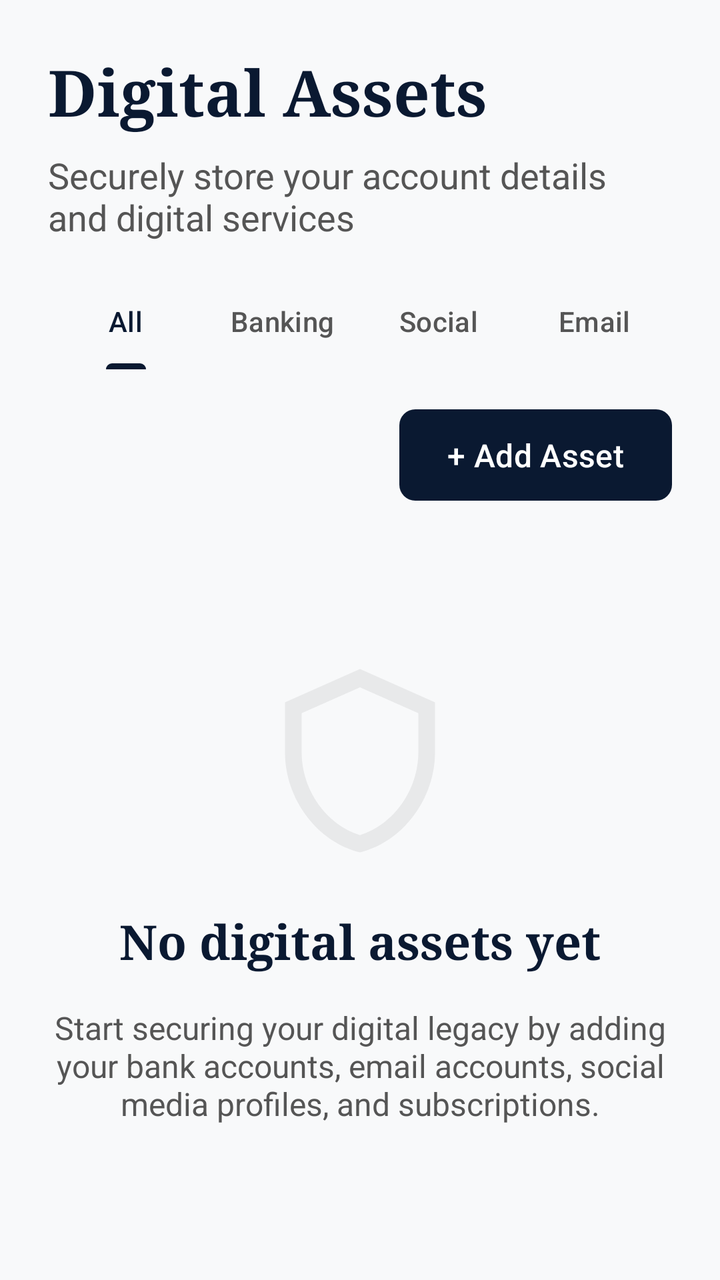
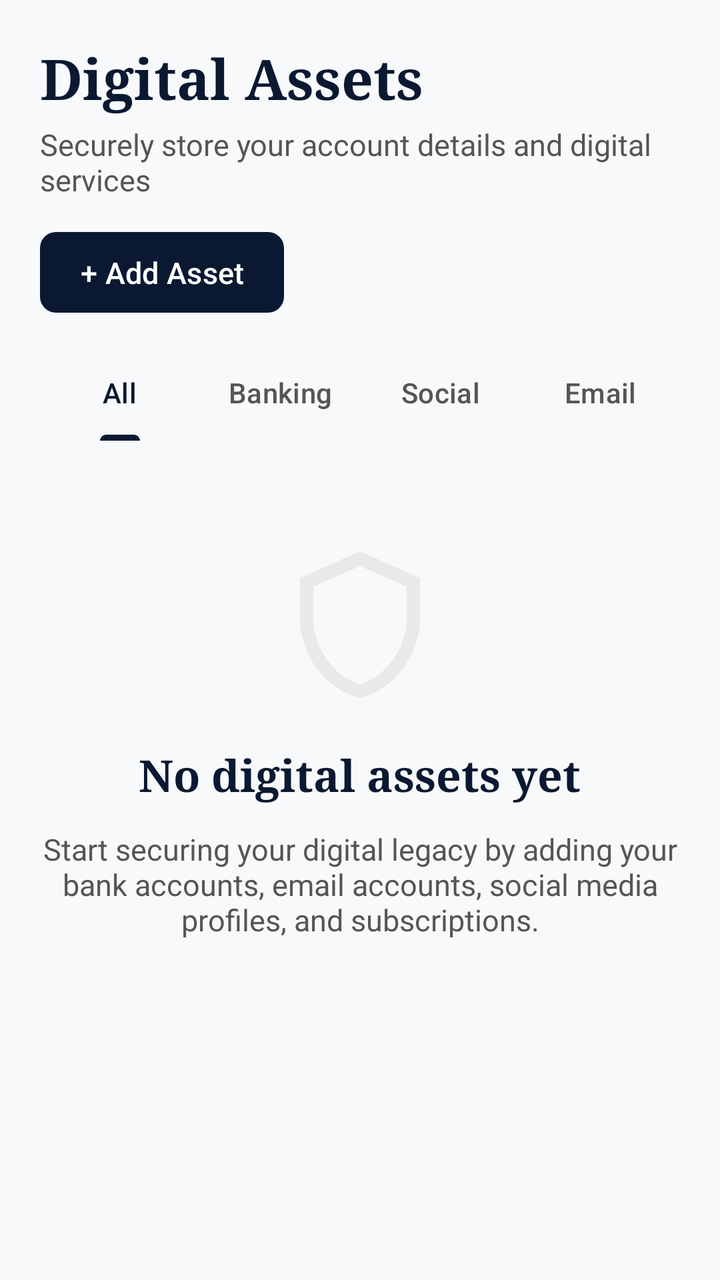

An Android layout rendered at two revisions. The XML below is the earlier revision; the diff shows what the commit changed to produce the second picture.
<!-- AndroidManifest.xml: application theme Theme.LegacyVaultSystem -->
<!-- res/layout/fragment_assets.xml -->
<?xml version="1.0" encoding="utf-8"?>
<androidx.constraintlayout.widget.ConstraintLayout xmlns:android="http://schemas.android.com/apk/res/android"
    xmlns:app="http://schemas.android.com/apk/res-auto"
    android:layout_width="match_parent"
    android:layout_height="match_parent"
    android:background="@color/background_light"
    android:padding="24dp">

    <TextView
        android:id="@+id/tv_title"
        android:layout_width="wrap_content"
        android:layout_height="wrap_content"
        android:fontFamily="serif"
        android:text="Digital Assets"
        android:textColor="@color/primary_dark_blue"
        android:textSize="32sp"
        android:textStyle="bold"
        app:layout_constraintStart_toStartOf="parent"
        app:layout_constraintTop_toTopOf="parent" />

    <TextView
        android:id="@+id/tv_subtitle"
        android:layout_width="match_parent"
        android:layout_height="wrap_content"
        android:layout_marginTop="8dp"
        android:text="Securely store your account details and digital services"
        android:textColor="@color/text_secondary"
        android:textSize="18sp"
        app:layout_constraintTop_toBottomOf="@id/tv_title" />

    <com.google.android.material.tabs.TabLayout
        android:id="@+id/tab_layout"
        android:layout_width="match_parent"
        android:layout_height="wrap_content"
        android:layout_marginTop="16dp"
        android:background="@android:color/transparent"
        app:layout_constraintTop_toBottomOf="@id/tv_subtitle"
        app:tabGravity="fill"
        app:tabMode="fixed"
        app:tabSelectedTextColor="@color/primary_dark_blue"
        app:tabTextColor="@color/text_secondary">

        <com.google.android.material.tabs.TabItem
            android:layout_width="wrap_content"
            android:layout_height="wrap_content"
            android:text="All" />

        <com.google.android.material.tabs.TabItem
            android:layout_width="wrap_content"
            android:layout_height="wrap_content"
            android:text="Banking" />

        <com.google.android.material.tabs.TabItem
            android:layout_width="wrap_content"
            android:layout_height="wrap_content"
            android:text="Social" />

        <com.google.android.material.tabs.TabItem
            android:layout_width="wrap_content"
            android:layout_height="wrap_content"
            android:text="Email" />
    </com.google.android.material.tabs.TabLayout>

    <com.google.android.material.button.MaterialButton
        android:id="@+id/btn_add_asset"
        android:layout_width="wrap_content"
        android:layout_height="wrap_content"
        android:layout_marginTop="16dp"
        android:paddingStart="24dp"
        android:paddingTop="12dp"
        android:paddingEnd="24dp"
        android:paddingBottom="12dp"
        android:text="+ Add Asset"
        android:textAllCaps="false"
        android:textColor="@color/white"
        android:textSize="16sp"
        app:backgroundTint="@color/primary_dark_blue"
        app:cornerRadius="8dp"
        app:layout_constraintEnd_toEndOf="parent"
        app:layout_constraintTop_toBottomOf="@id/tab_layout" />

    <androidx.core.widget.NestedScrollView
        android:layout_width="match_parent"
        android:layout_height="0dp"
        android:layout_marginTop="16dp"
        android:fillViewport="true"
        app:layout_constraintBottom_toBottomOf="parent"
        app:layout_constraintTop_toBottomOf="@id/btn_add_asset">

        <LinearLayout
            android:layout_width="match_parent"
            android:layout_height="wrap_content"
            android:orientation="vertical">

            <LinearLayout
                android:id="@+id/layout_empty_state"
                android:layout_width="match_parent"
                android:layout_height="wrap_content"
                android:gravity="center"
                android:orientation="vertical"
                android:paddingTop="60dp">

                <ImageView
                    android:layout_width="100dp"
                    android:layout_height="100dp"
                    android:alpha="0.1"
                    android:src="@drawable/ic_shield_outline"
                    app:tint="@color/text_secondary" />

                <TextView
                    android:layout_width="wrap_content"
                    android:layout_height="wrap_content"
                    android:layout_marginTop="24dp"
                    android:fontFamily="serif"
                    android:text="No digital assets yet"
                    android:textColor="@color/primary_dark_blue"
                    android:textSize="24sp"
                    android:textStyle="bold" />

                <TextView
                    android:layout_width="match_parent"
                    android:layout_height="wrap_content"
                    android:layout_marginTop="16dp"
                    android:gravity="center"
                    android:text="Start securing your digital legacy by adding your bank accounts, email accounts, social media profiles, and subscriptions."
                    android:textColor="@color/text_secondary"
                    android:textSize="16sp" />
            </LinearLayout>

            <LinearLayout
                android:id="@+id/layout_assets_list"
                android:layout_width="match_parent"
                android:layout_height="wrap_content"
                android:orientation="vertical"
                android:visibility="gone" />
        </LinearLayout>
    </androidx.core.widget.NestedScrollView>

</androidx.constraintlayout.widget.ConstraintLayout>
<!-- resources referenced by this layout -->
<resources>
  <color name="background_light">#F8F9FA</color>
  <color name="primary_dark_blue">#0A1931</color>
  <color name="text_secondary">#555555</color>
  <color name="white">#FFFFFFFF</color>
  <!-- drawable ic_shield_outline (drawable) -->
  <vector xmlns:android="http://schemas.android.com/apk/res/android"
      android:width="24dp"
      android:height="24dp"
      android:viewportWidth="24"
      android:viewportHeight="24">
      <path
          android:fillColor="#000000"
          android:pathData="M12,1L3,5v6c0,5.55 3.84,10.74 9,12c5.16,-1.26 9,-6.45 9,-12V5L12,1zM19,11c0,4.52 -2.98,8.69 -7,9.93c-4.02,-1.24 -7,-5.41 -7,-9.93V6.3l7,-3.11l7,3.11V11z" />
  </vector>
  <style name="Theme.LegacyVaultSystem" parent="Base.Theme.LegacyVaultSystem" />
  <style name="Base.Theme.LegacyVaultSystem" parent="Theme.Material3.DayNight.NoActionBar">
          
          <item name="colorPrimary">@color/primary_dark_blue</item>
          <item name="colorSecondary">@color/accent_gold</item>
          <item name="android:statusBarColor">@color/primary_dark_blue</item>
      </style>
  <color name="accent_gold">#D4AF37</color>
</resources>

<!-- the commit's change to res/layout/fragment_assets.xml (unified diff, before → after) -->
@@ -4,37 +4,59 @@
     android:layout_width="match_parent"
     android:layout_height="match_parent"
     android:background="@color/background_light"
-    android:padding="24dp">
+    android:padding="20dp">
 
-    <TextView
-        android:id="@+id/tv_title"
-        android:layout_width="wrap_content"
-        android:layout_height="wrap_content"
-        android:fontFamily="serif"
-        android:text="Digital Assets"
-        android:textColor="@color/primary_dark_blue"
-        android:textSize="32sp"
-        android:textStyle="bold"
-        app:layout_constraintStart_toStartOf="parent"
-        app:layout_constraintTop_toTopOf="parent" />
-
-    <TextView
-        android:id="@+id/tv_subtitle"
+    <LinearLayout
+        android:id="@+id/layout_header"
         android:layout_width="match_parent"
         android:layout_height="wrap_content"
-        android:layout_marginTop="8dp"
-        android:text="Securely store your account details and digital services"
-        android:textColor="@color/text_secondary"
-        android:textSize="18sp"
-        app:layout_constraintTop_toBottomOf="@id/tv_title" />
+        android:orientation="vertical"
+        app:layout_constraintStart_toStartOf="parent"
+        app:layout_constraintTop_toTopOf="parent">
+
+        <TextView
+            android:id="@+id/tv_title"
+            android:layout_width="wrap_content"
+            android:layout_height="wrap_content"
+            android:fontFamily="serif"
+            android:text="Digital Assets"
+            android:textColor="@color/primary_dark_blue"
+            android:textSize="28sp"
+            android:textStyle="bold" />
+
+        <TextView
+            android:id="@+id/tv_subtitle"
+            android:layout_width="match_parent"
+            android:layout_height="wrap_content"
+            android:layout_marginTop="4dp"
+            android:text="Securely store your account details and digital services"
+            android:textColor="@color/text_secondary"
+            android:textSize="15sp" />
+
+        <com.google.android.material.button.MaterialButton
+            android:id="@+id/btn_add_asset"
+            android:layout_width="wrap_content"
+            android:layout_height="wrap_content"
+            android:layout_marginTop="12dp"
+            android:paddingStart="20dp"
+            android:paddingTop="10dp"
+            android:paddingEnd="20dp"
+            android:paddingBottom="10dp"
+            android:text="+ Add Asset"
+            android:textAllCaps="false"
+            android:textColor="@color/white"
+            android:textSize="15sp"
+            app:backgroundTint="@color/primary_dark_blue"
+            app:cornerRadius="8dp" />
+    </LinearLayout>
 
     <com.google.android.material.tabs.TabLayout
         android:id="@+id/tab_layout"
         android:layout_width="match_parent"
         android:layout_height="wrap_content"
-        android:layout_marginTop="16dp"
+        android:layout_marginTop="12dp"
         android:background="@android:color/transparent"
-        app:layout_constraintTop_toBottomOf="@id/tv_subtitle"
+        app:layout_constraintTop_toBottomOf="@id/layout_header"
         app:tabGravity="fill"
         app:tabMode="fixed"
         app:tabSelectedTextColor="@color/primary_dark_blue"
@@ -61,31 +83,13 @@
             android:text="Email" />
     </com.google.android.material.tabs.TabLayout>
 
-    <com.google.android.material.button.MaterialButton
-        android:id="@+id/btn_add_asset"
-        android:layout_width="wrap_content"
-        android:layout_height="wrap_content"
-        android:layout_marginTop="16dp"
-        android:paddingStart="24dp"
-        android:paddingTop="12dp"
-        android:paddingEnd="24dp"
-        android:paddingBottom="12dp"
-        android:text="+ Add Asset"
-        android:textAllCaps="false"
-        android:textColor="@color/white"
-        android:textSize="16sp"
-        app:backgroundTint="@color/primary_dark_blue"
-        app:cornerRadius="8dp"
-        app:layout_constraintEnd_toEndOf="parent"
-        app:layout_constraintTop_toBottomOf="@id/tab_layout" />
-
     <androidx.core.widget.NestedScrollView
         android:layout_width="match_parent"
         android:layout_height="0dp"
-        android:layout_marginTop="16dp"
+        android:layout_marginTop="12dp"
         android:fillViewport="true"
         app:layout_constraintBottom_toBottomOf="parent"
-        app:layout_constraintTop_toBottomOf="@id/btn_add_asset">
+        app:layout_constraintTop_toBottomOf="@id/tab_layout">
 
         <LinearLayout
             android:layout_width="match_parent"
@@ -98,11 +102,11 @@
                 android:layout_height="wrap_content"
                 android:gravity="center"
                 android:orientation="vertical"
-                android:paddingTop="60dp">
+                android:paddingTop="40dp">
 
                 <ImageView
-                    android:layout_width="100dp"
-                    android:layout_height="100dp"
+                    android:layout_width="80dp"
+                    android:layout_height="80dp"
                     android:alpha="0.1"
                     android:src="@drawable/ic_shield_outline"
                     app:tint="@color/text_secondary" />
@@ -110,21 +114,21 @@
                 <TextView
                     android:layout_width="wrap_content"
                     android:layout_height="wrap_content"
-                    android:layout_marginTop="24dp"
+                    android:layout_marginTop="20dp"
                     android:fontFamily="serif"
                     android:text="No digital assets yet"
                     android:textColor="@color/primary_dark_blue"
-                    android:textSize="24sp"
+                    android:textSize="22sp"
                     android:textStyle="bold" />
 
                 <TextView
                     android:layout_width="match_parent"
                     android:layout_height="wrap_content"
-                    android:layout_marginTop="16dp"
+                    android:layout_marginTop="12dp"
                     android:gravity="center"
                     android:text="Start securing your digital legacy by adding your bank accounts, email accounts, social media profiles, and subscriptions."
                     android:textColor="@color/text_secondary"
-                    android:textSize="16sp" />
+                    android:textSize="15sp" />
             </LinearLayout>
 
             <LinearLayout
